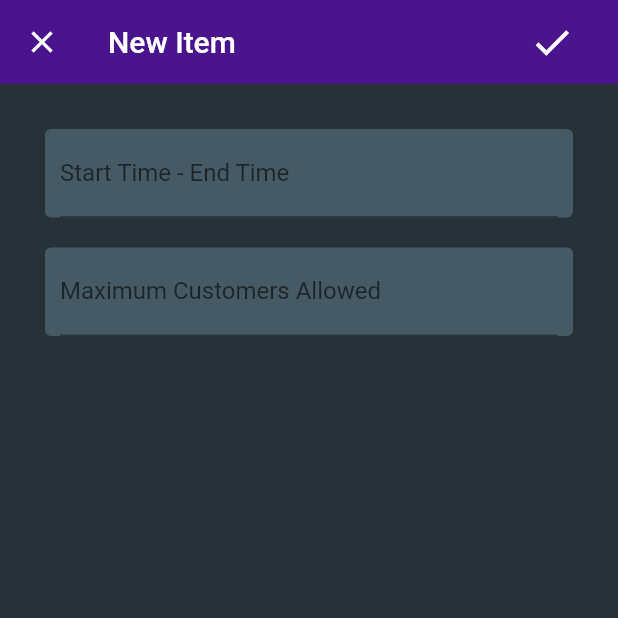
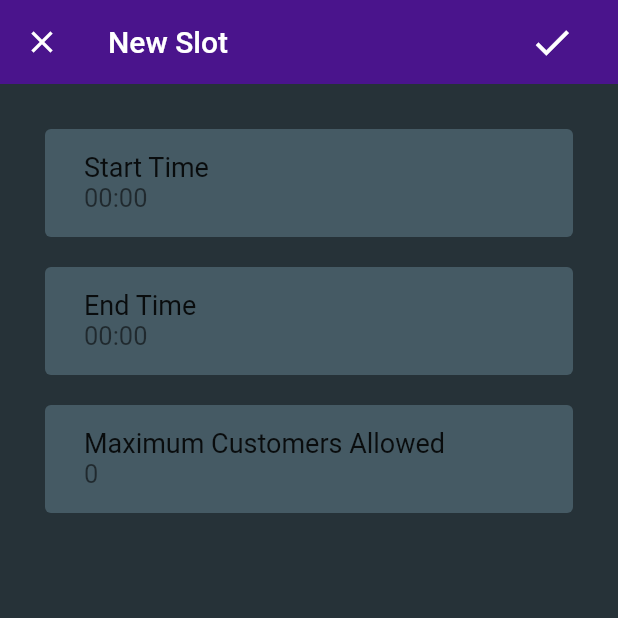
Before and after one commit to Jashan01/Gym_App, a Flutter app: the BaseScreenBase screen opened directly, item 3 of the bottom bar chosen, after a tap on the "add" icon, on a phone screen of 412 x 824 dp, the top half of it. Run offline on Flutter 3.47's test engine with Material 2 defaults, Android fonts, the phone set to English and light mode, and no system bars; our stand-ins replace connectivity, intl_phone_number_input, numberpicker, permission_handler, rxdart, sms_autofill; missing offline and left inert: custom_navigator; accounts and stored records are empty; Roboto replaces fonts that are missing (SegoeRegular).

Commit message:
Member page+create+edit+show+search bar

```diff
--- a/lib/screens/add_slot_screen.dart
+++ b/lib/screens/add_slot_screen.dart
@@ -1,11 +1,75 @@
 import 'package:flutter/material.dart';
+import 'package:numberpicker/numberpicker.dart';
 
-class AddSlotScreen extends StatelessWidget {
+class AddSlotScreen extends StatefulWidget {
   static void show(BuildContext context) {
     Navigator.of(context).push(MaterialPageRoute(
       fullscreenDialog: true,
       builder: (context) => AddSlotScreen(),
     ));
+  }
+
+  @override
+  _AddSlotScreenState createState() => _AddSlotScreenState();
+}
+
+class _AddSlotScreenState extends State<AddSlotScreen> {
+  String _startTime = '00:00';
+  String _endTime = '00:00';
+  int _maximumCustomersAllowed = 0;
+
+  String _timeToString(TimeOfDay time) {
+    String timeString;
+
+    if (time == null) {
+      return '00:00';
+    }
+
+    if (time.hour < 12) {
+      timeString = time.minute > 9
+          ? '${time.hour}:${time.minute} am'
+          : '${time.hour}:0${time.minute} am';
+    } else if (time.hour >= 12 && time.hour < 24) {
+      timeString = time.minute > 9
+          ? '${time.hour - 12}:${time.minute} pm'
+          : '${time.hour - 12}:0${time.minute} pm';
+    }
+    return timeString;
+  }
+
+  Future<void> _pickTime(int identifier) async {
+    TimeOfDay time =
+        await showTimePicker(context: context, initialTime: TimeOfDay.now());
+    setState(() {
+      if (identifier == 1) {
+        _startTime = _timeToString(time);
+      } else if (identifier == 2) {
+        _endTime = _timeToString(time);
+      }
+    });
+  }
+
+  void _pickNumber() {
+    showDialog<int>(
+        context: context,
+        builder: (BuildContext context) {
+          return NumberPickerDialog.integer(
+            minValue: 0,
+            maxValue: 99,
+            title: new Text("Select maximum members"),
+            initialIntegerValue: _maximumCustomersAllowed,
+          );
+        }).then((value) {
+      if (value != null) {
+        setState(() {
+          _maximumCustomersAllowed = value;
+        });
+      } else {
+        setState(() {
+          _maximumCustomersAllowed = 0;
+        });
+      }
+    });
   }
 
   @override
@@ -16,7 +80,7 @@ class AddSlotScreen extends StatelessWidget {
         iconTheme: IconThemeData(color: Colors.white),
         elevation: 0,
         title: Text(
-          'New Item',
+          'New Slot',
           style: TextStyle(
             fontSize: 20,
             color: Colors.white,
@@ -46,10 +110,20 @@ class AddSlotScreen extends StatelessWidget {
                 ),
                 child: Padding(
                   padding: const EdgeInsets.fromLTRB(10, 0, 10, 0),
-                  child: TextFormField(
-                    decoration: InputDecoration(
-                        labelText: 'Start Time - End Time',
-                        hintText: 'Required'),
+                  child: ListTile(
+                    title: Text(
+                      'Start Time',
+                      style: TextStyle(
+                        fontSize: 18,
+                      ),
+                    ),
+                    subtitle: Text(
+                      _startTime,
+                      style: TextStyle(
+                        fontSize: 17,
+                      ),
+                    ),
+                    onTap: () => _pickTime(1),
                   ),
                 ),
               ),
@@ -62,10 +136,46 @@ class AddSlotScreen extends StatelessWidget {
                 ),
                 child: Padding(
                   padding: const EdgeInsets.fromLTRB(10, 0, 10, 0),
-                  child: TextFormField(
-                    decoration: InputDecoration(
-                        labelText: 'Maximum Customers Allowed',
-                        hintText: 'Required'),
+                  child: ListTile(
+                    title: Text(
+                      'End Time',
+                      style: TextStyle(
+                        fontSize: 18,
+                      ),
+                    ),
+                    subtitle: Text(
+                      _endTime,
+                      style: TextStyle(
+                        fontSize: 17,
+                      ),
+                    ),
+                    onTap: () => _pickTime(2),
+                  ),
+                ),
+              ),
+              SizedBox(height: 20),
+              Container(
+                decoration: BoxDecoration(
+                  color: Colors.blueGrey[700],
+                  shape: BoxShape.rectangle,
+                  borderRadius: BorderRadius.all(Radius.circular(4)),
+                ),
+                child: Padding(
+                  padding: const EdgeInsets.fromLTRB(10, 0, 10, 0),
+                  child: ListTile(
+                    title: Text(
+                      'Maximum Customers Allowed',
+                      style: TextStyle(
+                        fontSize: 18,
+                      ),
+                    ),
+                    subtitle: Text(
+                      '$_maximumCustomersAllowed',
+                      style: TextStyle(
+                        fontSize: 17,
+                      ),
+                    ),
+                    onTap: () => _pickNumber(),
                   ),
                 ),
               ),
--- a/lib/screens/base_screen.dart
+++ b/lib/screens/base_screen.dart
@@ -2,6 +2,7 @@ import 'package:custom_navigator/custom_navigation.dart';
 import 'package:flutter/material.dart';
 import 'package:gym/blocs/base_bloc.dart';
 import 'package:gym/providers/base_bloc_provider.dart';
+import 'package:gym/screens/members_screen.dart';
 import 'package:gym/screens/slot_screen.dart';
 import 'package:gym/utils/constants.dart';
 
@@ -59,12 +60,12 @@ class BaseScreenBase extends StatelessWidget {
                     BottomNavigationBarItem(
                       icon: Padding(
                         padding: const EdgeInsets.only(right: 20.0),
-                        child: Icon(Icons.assignment),
+                        child: Icon(Icons.people),
                       ),
                       title: Padding(
                         padding: const EdgeInsets.only(right: 20.0),
                         child: Text(
-                          'Bookings',
+                          'Members',
                           style: TextStyle(
                             fontFamily: "SegoeRegular",
                             fontSize: 12.0,
@@ -138,7 +139,7 @@ class BaseScreenDetails extends StatelessWidget {
             // } else {
             //   return ThanksScreen();
             // }
-            return Center(child: Text('Bookings'));
+            return MembersScreen();
           }),
       StreamBuilder(
           stream: _baseBloc.isProfile,
--- a/lib/screens/slot_screen.dart
+++ b/lib/screens/slot_screen.dart
@@ -16,14 +16,26 @@ class _SlotScreenState extends State<SlotScreen> {
     return Scaffold(
       backgroundColor: Colors.blueGrey[900],
       appBar: AppBar(
-        elevation: 0,
-        title: Text(
-          'Slots',
-          style: TextStyle(
-            fontSize: 30,
-            color: Colors.white,
+        bottom: PreferredSize(
+          preferredSize: Size(MediaQuery.of(context).size.width,40),
+          child: Padding(
+            padding: const EdgeInsets.fromLTRB(15, 5, 0, 10),
+            child: Row(
+              mainAxisAlignment: MainAxisAlignment.start,
+              children: [
+                Text(
+                  'Slots',
+                  style: TextStyle(
+                    fontSize: 30,
+                    fontWeight: FontWeight.bold,
+                    color: Colors.white,
+                  ),
+                ),
+              ],
+            ),
           ),
         ),
+        elevation: 0,
         actions: [
           FlatButton(
             child: Icon(
@@ -32,7 +44,7 @@ class _SlotScreenState extends State<SlotScreen> {
               size: 30,
             ),
             onPressed: () => AddSlotScreen.show(context),
-          )
+          ),
         ],
       ),
       body: _buildContent(context),
--- a/pubspec.yaml
+++ b/pubspec.yaml
@@ -37,6 +37,7 @@ dependencies:
   custom_navigator:
     git: https://github.com/ayham95/Custom-navigator
   permission_handler: ^5.0.0+hotfix.6
+  numberpicker: ^1.2.1
 
 dev_dependencies:
   flutter_test:
```
Also changed, not shown: lib/models/member_model.dart (added, +23 -0 lines), lib/screens/add_member_screen.dart (added, +113 -0 lines), lib/screens/members_screen.dart (added, +129 -0 lines), lib/screens/show_member_screen.dart (added, +85 -0 lines), lib/widgets/member_list_tile.dart (added, +45 -0 lines), pubspec.lock, 29 other files.
